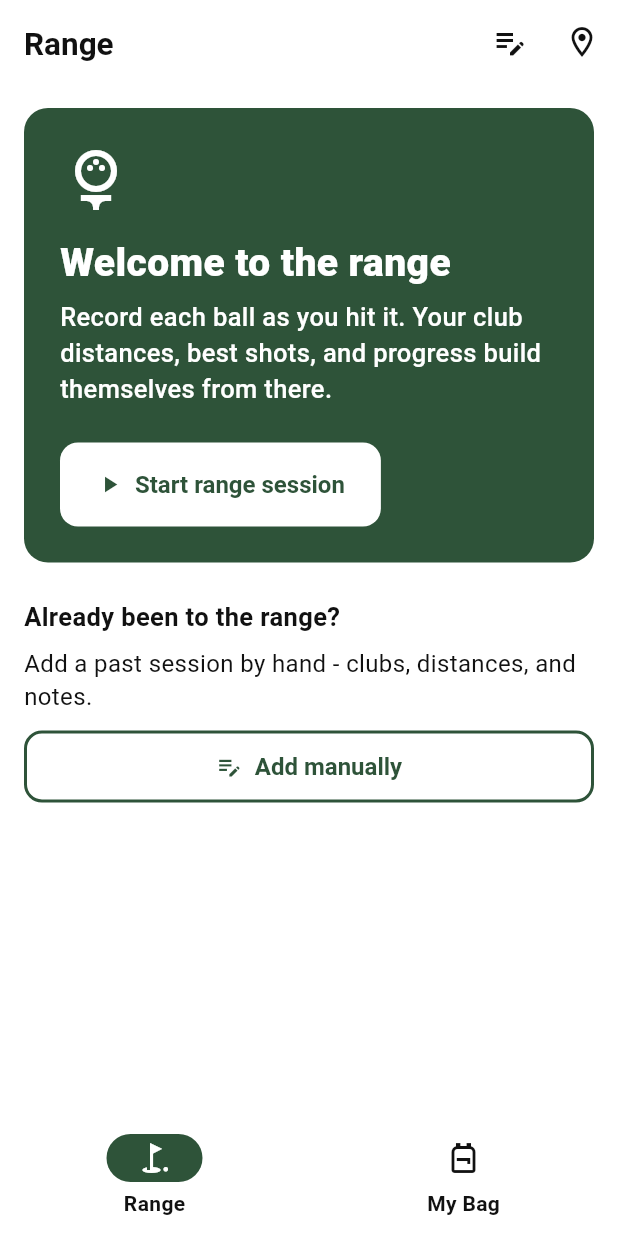
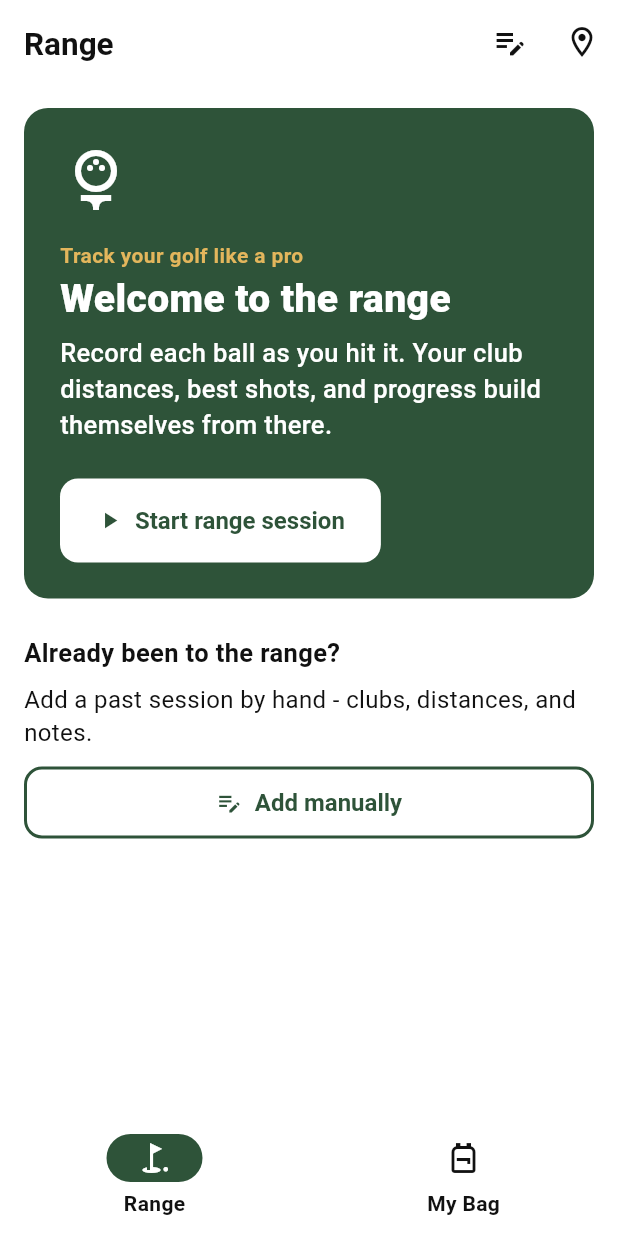
Before and after one commit to connectamansaini/protrack_golf, a Flutter app: the screen it shows after launch, on a phone screen of 412 x 824 dp. Run offline on Flutter 3.47's test engine with Material 3 defaults, Android fonts, the phone set to English and light mode, and no system bars; our stand-ins replace dartz, equatable, fl_chart, flutter_bloc, freezed_annotation, get_it and 5 more; accounts and stored records are empty.

Commit message:
Add "Track your golf like a pro" tagline
Shown under the wordmark on the splash screen (Android 12+ branding image
and iOS launch), in the welcome hero on the Range tab, and in the README.

Co-Authored-By: Claude Fable 5.1 <noreply@anthropic.com>

```diff
--- a/lib/src/sessions/views/sessions_view.dart
+++ b/lib/src/sessions/views/sessions_view.dart
@@ -172,6 +172,13 @@ class _WelcomeHero extends StatelessWidget {
                 ),
                 const SizedBox(height: AppSpacing.md),
                 Text(
+                  'Track your golf like a pro',
+                  style: AppTypography.textTheme.labelMedium?.copyWith(
+                    color: AppColors.sandGoldLight,
+                  ),
+                ),
+                const SizedBox(height: AppSpacing.xxs),
+                Text(
                   'Welcome to the range',
                   style: AppTypography.textTheme.headlineMedium?.copyWith(
                     color: AppColors.white,
```
Also changed, not shown: assets/branding/splash_branding.png, 19 other files.
